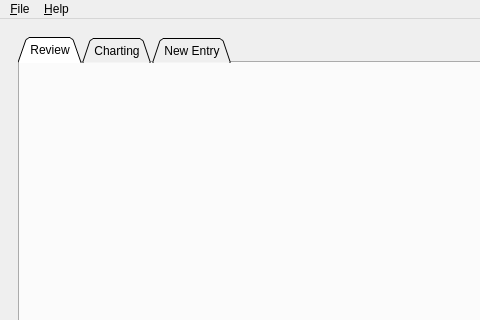
Old version of the form app/Client/MainWindow/forms/main.ui in the repository deskos-xp/MyMoneyMaker; both pictures show x 0 to 480 and y 0 to 320 of the 800 by 600 pixel window.
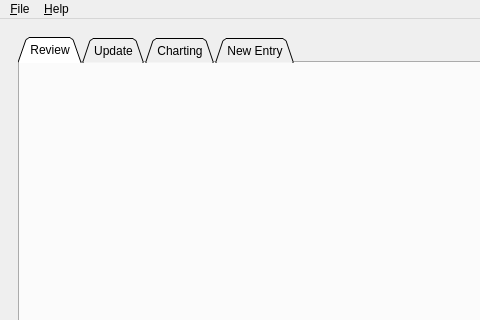
New version of the form. The open tabs and pages were chosen to show the change.

```diff
--- a/app/Client/MainWindow/forms/main.ui
+++ b/app/Client/MainWindow/forms/main.ui
@@ -41,6 +41,11 @@
             <string>Review</string>
            </attribute>
           </widget>
+          <widget class="QWidget" name="update">
+           <attribute name="title">
+            <string>Update</string>
+           </attribute>
+          </widget>
           <widget class="QWidget" name="charting">
            <attribute name="title">
             <string>Charting</string>
```
Left out of the diff: 2 changed lines with no effect on the pictures.
